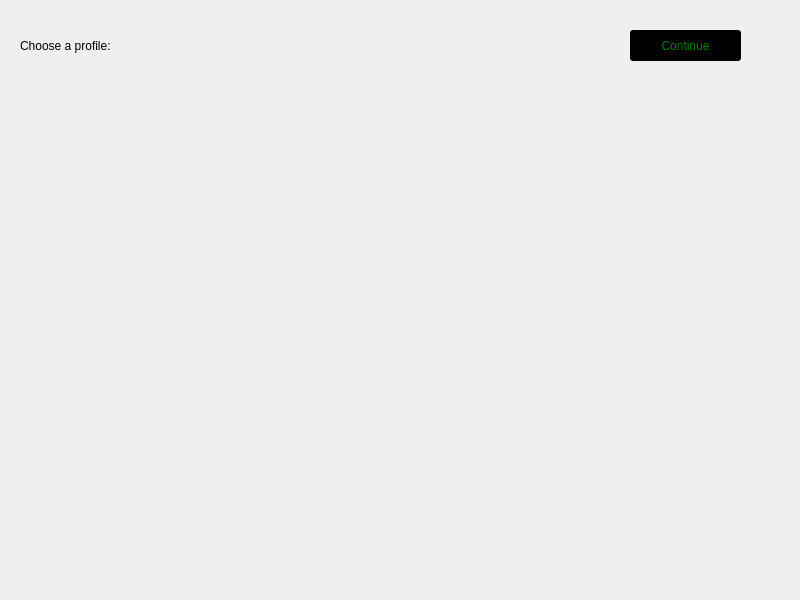
Above: launcher/ui/profiles.ui from domestic-animal/Domestic-Animal before the change. Below: the same form after it.
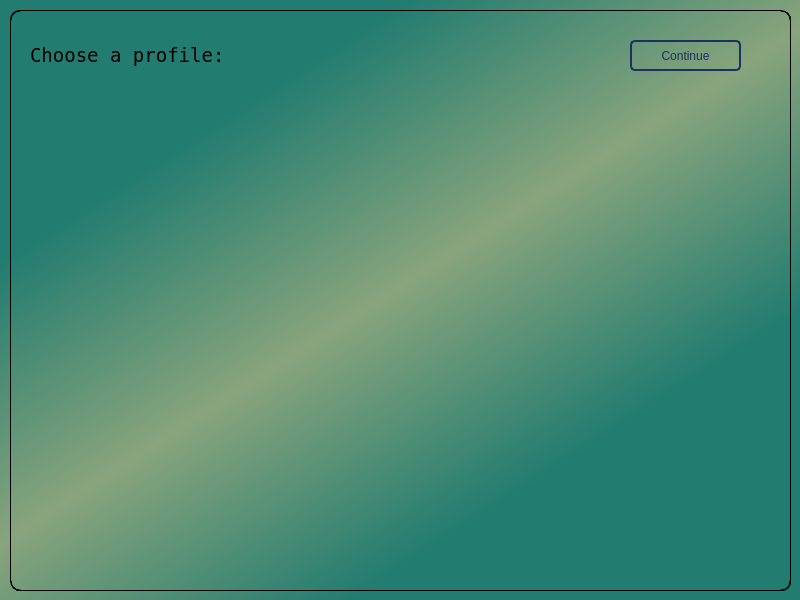
That is the form after the change.

```diff
--- a/launcher/ui/profiles.ui
+++ b/launcher/ui/profiles.ui
@@ -20,41 +20,76 @@
    <string>MainWindow</string>
   </property>
   <property name="styleSheet">
-   <string notr="true">QLabel{
-font: 16pt &quot;Purisa&quot;;
+   <string notr="true">background-color:qlineargradient(spread:reflect, x1:0.084, y1:0.0454545, x2:0.474, y2:0.499591, stop:0.401832 rgba(34, 124, 112, 255), stop:1 rgba(136, 164, 124, 255))</string>
+  </property>
+  <widget class="QWidget" name="centralwidget">
+   <property name="styleSheet">
+    <string notr="true">QFrame{
+background-color: transparent;
+border: 1px ridge black;
+border-radius: 10px;
+}</string>
+   </property>
+   <widget class="QFrame" name="frame">
+    <property name="geometry">
+     <rect>
+      <x>10</x>
+      <y>10</y>
+      <width>781</width>
+      <height>581</height>
+     </rect>
+    </property>
+    <property name="styleSheet">
+     <string notr="true">QWidget{
+background-color: transparent;
+}
+QLabel{
+font: 75 14pt &quot;Terminal&quot;;
+border: 0px;
 }
 QPushButton{
-color: green;
-background-color: black;
-border: 2px green;
-border-radius: 3px;
-font: 16pt &quot;Purisa&quot;;
+color: rgb(28, 49, 94);
+border: 2px solid rgb(28, 49, 94);
+border-radius: 5px;
+font: 16pt &quot;Kristen ITC&quot;;
+}
+QPushButton::hover{
+background-color: rgb(230, 226, 195);
+}
+QPushButton::pressed{
+background-color:  rgb(28, 49, 94);
+}
+QToolButton{
+background-color: rgb(136, 164, 124);
+border: 1px solid;
+border-radius: 5px;
+}
+QToolButton::hover{
+background-color: rgb(230, 226, 195);
 }
 QRadioButton{
-font: 26pt &quot;Purisa&quot;;
+font: 16pt &quot;Kristen ITC&quot;;
 }
 QLineEdit{
-font: 26pt &quot;Purisa&quot;;
+color: rgb(28, 49, 94);
+border: 2px groove rgb(28, 49, 94);
+border-radius: 5px;
+font: 16pt &quot;Kristen ITC&quot;;
+}
+QLineEdit::focus{
+background-color: rgb(230, 226, 195);
 }</string>
   </property>
-  <widget class="QWidget" name="centralwidget">
-   <widget class="QLabel" name="label">
-    <property name="geometry">
-     <rect>
-      <x>20</x>
-      <y>10</y>
-      <width>221</width>
-      <height>71</height>
-     </rect>
+    <property name="frameShape">
+     <enum>QFrame::StyledPanel</enum>
     </property>
-    <property name="text">
-     <string>Choose a profile: </string>
+    <property name="frameShadow">
+     <enum>QFrame::Raised</enum>
     </property>
-   </widget>
    <widget class="QPushButton" name="bt_continue">
     <property name="geometry">
      <rect>
-      <x>630</x>
+       <x>620</x>
       <y>30</y>
       <width>111</width>
       <height>31</height>
@@ -67,17 +102,6 @@
      <string>Continue</string>
     </property>
    </widget>
-   <widget class="QWidget" name="gridLayoutWidget">
-    <property name="geometry">
-     <rect>
-      <x>10</x>
-      <y>80</y>
-      <width>771</width>
-      <height>511</height>
-     </rect>
-    </property>
-    <layout class="QGridLayout" name="gridLayout"/>
-   </widget>
    <widget class="QLabel" name="lb_feed">
     <property name="geometry">
      <rect>
@@ -87,9 +111,46 @@
       <height>71</height>
      </rect>
     </property>
+     <property name="styleSheet">
+      <string notr="true">border: 0px;</string>
+     </property>
     <property name="text">
      <string/>
     </property>
+    </widget>
+    <widget class="QLabel" name="label">
+     <property name="geometry">
+      <rect>
+       <x>20</x>
+       <y>10</y>
+       <width>221</width>
+       <height>71</height>
+      </rect>
+     </property>
+     <property name="font">
+      <font>
+       <family>Terminal</family>
+       <pointsize>14</pointsize>
+       <weight>9</weight>
+       <italic>false</italic>
+       <bold>false</bold>
+      </font>
+     </property>
+     <property name="text">
+      <string>Choose a profile: </string>
+     </property>
+    </widget>
+    <widget class="QWidget" name="gridLayoutWidget">
+     <property name="geometry">
+      <rect>
+       <x>10</x>
+       <y>80</y>
+       <width>761</width>
+       <height>481</height>
+      </rect>
+     </property>
+     <layout class="QGridLayout" name="gridLayout"/>
+    </widget>
    </widget>
   </widget>
  </widget>
```
Lines whose indentation alone changed are shown as unchanged.
